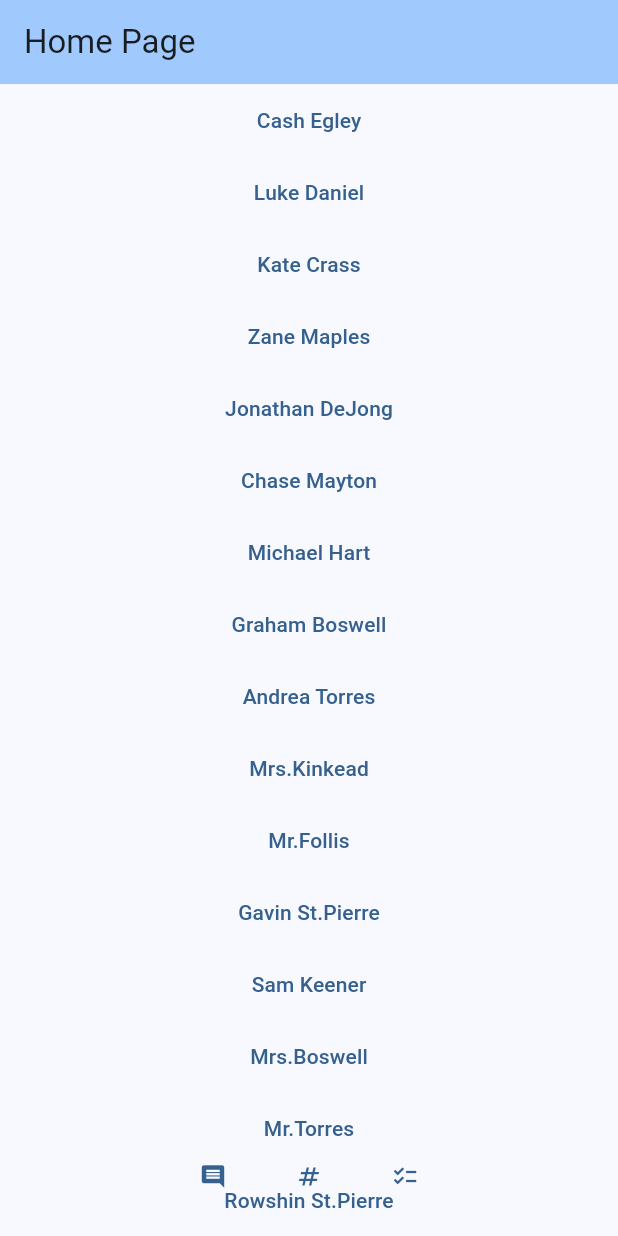
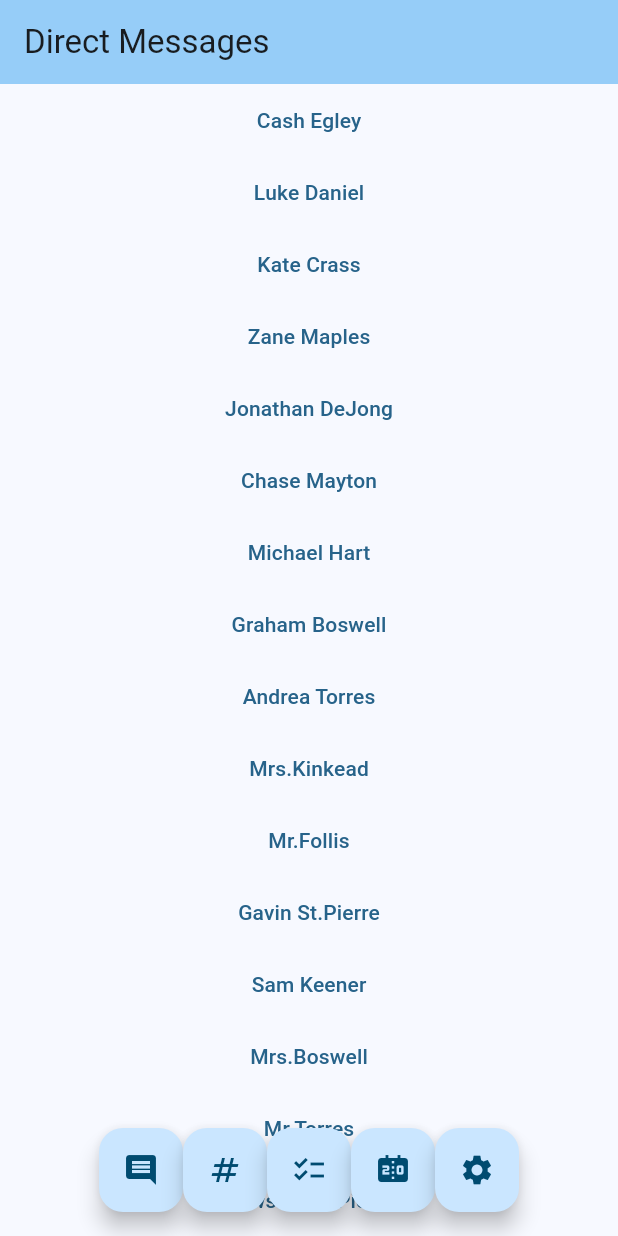
Before and after one commit to skybl0cker/ScoutinFRC, a Flutter app: the screen it shows after launch, on a phone screen of 412 x 824 dp. Run offline on Flutter 3.47's test engine with Material 2 defaults, Android fonts, the phone set to English and light mode, and no system bars; Roboto replaces fonts that are missing (ComicNeue).

Commit message:
improved home page look and feel
we scouting boys

```diff
--- a/lib/main.dart
+++ b/lib/main.dart
@@ -11,11 +11,11 @@ class MyApp extends StatelessWidget {
   Widget build(BuildContext context) {
     return MaterialApp(
       title: 'Scouting 2024!',
-      theme: ThemeData(
-        colorScheme: ColorScheme.fromSeed(seedColor: Colors.blue),
+      theme: ThemeData(fontFamily: 'ComicNeue',
+        colorScheme: ColorScheme.fromSeed(seedColor: Colors.lightBlue),
         useMaterial3: true,
       ),
-      home: const MyHomePage(title: 'Home Page'),
+      home: const MyHomePage(title: 'Direct Messages'),
     );
   }
 }
@@ -30,13 +30,6 @@ class MyHomePage extends StatefulWidget {
 }
 
 class _MyHomePageState extends State<MyHomePage> {
-  int _counter = 0;
-
-  void _incrementCounter() {
-    setState(() {
-      _counter++;
-    });
-  }
 
   @override
   Widget build(BuildContext context) {
@@ -87,17 +80,25 @@ class _HomeRowState extends State<HomeRow> {
     return Row(
       mainAxisAlignment: MainAxisAlignment.center,
       children: <Widget>[
-        TextButton(
+        FloatingActionButton(
           onPressed: () {},
           child: Icon(Icons.comment),
         ),
-        TextButton(
+        FloatingActionButton(
           onPressed: () {},
           child: Icon(Icons.numbers),
         ),
-        TextButton(
+        FloatingActionButton(
           onPressed: () {},
           child: Icon(Icons.checklist),
+        ),
+        FloatingActionButton(
+          onPressed: () {},
+          child: Icon(Icons.scoreboard),
+        ),
+                FloatingActionButton(
+          onPressed: () {},
+          child: Icon(Icons.settings),
         ),
       ],
     );
```
